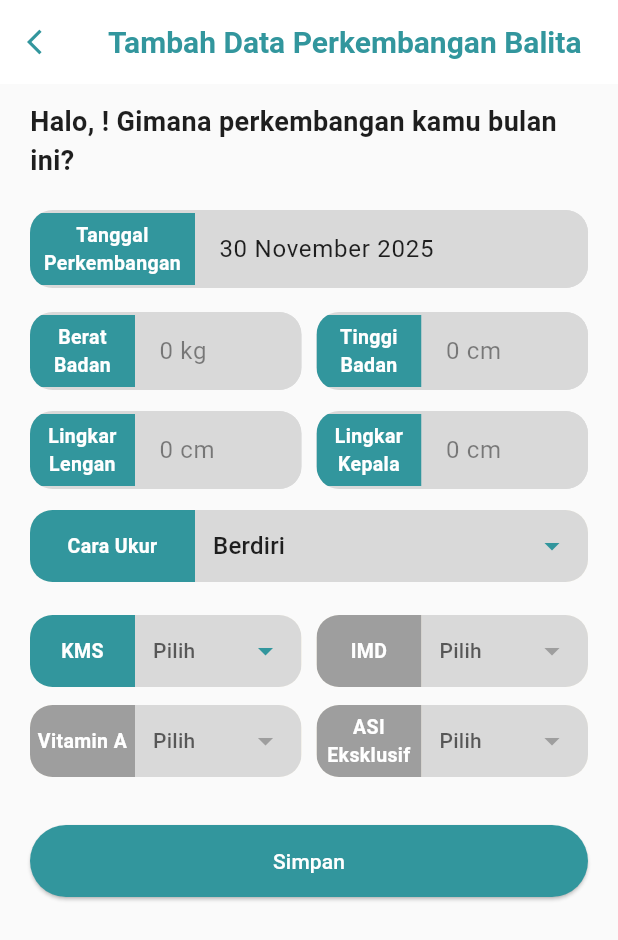
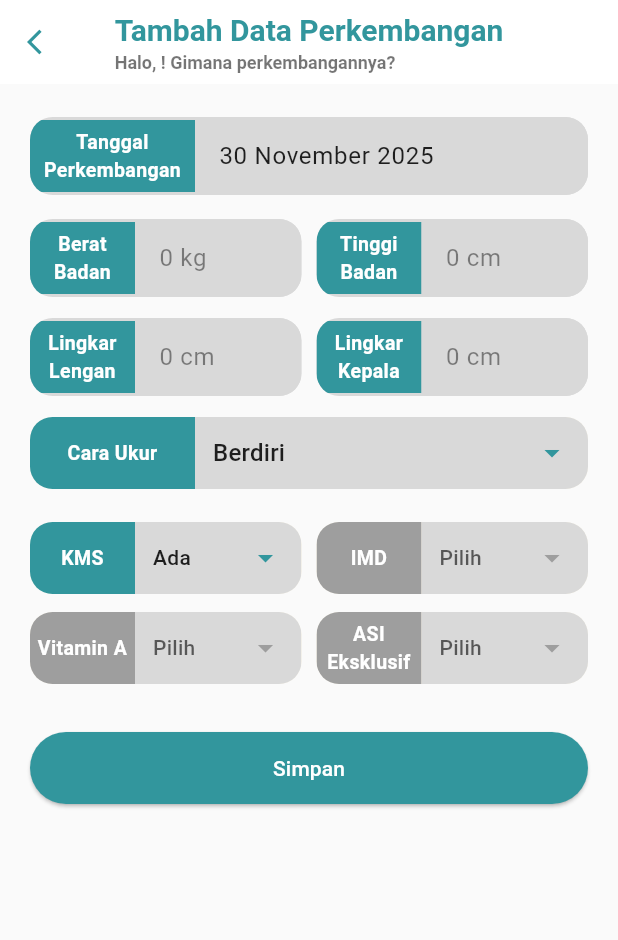
Before and after one commit to Defarrel/Posyandu_app, a Flutter app: the DetailBalitaScreen screen opened directly with empty values, scrolled down 479 dp, after a tap on "Input Data", on a phone screen of 412 x 824 dp. Shown: the top 940 px of the screen. Run offline on Flutter 3.47's test engine with Material 3 defaults, Android fonts, the phone set to English and light mode, and no system bars; our stand-ins replace camera, dartz, flutter_secure_storage, image_picker, lottie, pdf and 3 more; missing offline and left inert: syncfusion_flutter_pdf, syncfusion_flutter_xlsio; accounts and stored records are empty; network calls fail.

Commit message:
Mengubah logika untuk menghitung status gizi balita

```diff
--- a/lib/presentation/balita/detail_balita_screen.dart
+++ b/lib/presentation/balita/detail_balita_screen.dart
@@ -192,10 +192,13 @@ class _DetailBalitaScreenState extends State<DetailBalitaScreen> {
     );
   }
 
-  // --- PERBAIKAN DI SINI ---
   Future<void> _handleUpdatePerkembangan() async {
-    // Saya MENGHAPUS baris: if (_filteredPerkembangan == null) return;
-    // Sekarang fungsi ini bisa jalan meskipun _filteredPerkembangan null (mode tambah data)
+    DateTime tglLahir;
+    try {
+      tglLahir = DateTime.parse(_balitaData.tanggalLahir);
+    } catch (e) {
+      tglLahir = DateTime.now();
+    }
 
     final updated = await Navigator.push(
       context,
@@ -203,8 +206,9 @@ class _DetailBalitaScreenState extends State<DetailBalitaScreen> {
         builder: (_) => TambahPerkembanganBalita(
           nikBalita: _balitaData.nikBalita,
           namaBalita: _balitaData.namaBalita,
-          existingData:
-              _filteredPerkembangan, // Jika null, halaman Tambah akan otomatis jadi mode "Input Baru"
+          jenisKelamin: _balitaData.jenisKelamin,
+          tanggalLahir: tglLahir,
+          existingData: _filteredPerkembangan,
         ),
       ),
     );
@@ -959,6 +963,7 @@ class _DetailBalitaScreenState extends State<DetailBalitaScreen> {
           ),
           const Divider(height: 20),
           _infoRow("Cara Ukur", p.caraUkur),
+          _infoRow("KMS", p.kms),
           _infoRow("Vitamin A", p.vitaminA),
           _infoRow("ASI Eksklusif", p.asiEks),
           _infoRow("IMD", p.imd),
--- a/lib/presentation/balita/tambah_balita_screen.dart
+++ b/lib/presentation/balita/tambah_balita_screen.dart
@@ -210,6 +210,8 @@ class _TambahBalitaScreenState extends State<TambahBalitaScreen> {
             builder: (_) => TambahPerkembanganBalita(
               nikBalita: balita.nikBalita,
               namaBalita: balita.namaBalita,
+              jenisKelamin: balita.jenisKelamin,
+              tanggalLahir: DateTime.parse(balita.tanggalLahir),
             ),
           ),
         );
--- a/lib/presentation/perkembanganBalita/cari_perkembangan_balita_screen.dart
+++ b/lib/presentation/perkembanganBalita/cari_perkembangan_balita_screen.dart
@@ -518,6 +518,10 @@ class _CariPerkembanganBalitaScreenState
                               builder: (_) => TambahPerkembanganBalita(
                                 nikBalita: balita.nikBalita,
                                 namaBalita: balita.namaBalita,
+                                jenisKelamin: balita.jenisKelamin,
+                                tanggalLahir: DateTime.parse(
+                                  balita.tanggalLahir,
+                                ),
                               ),
                             ),
                           );
@@ -618,6 +622,8 @@ class _CariPerkembanganBalitaScreenState
                             builder: (_) => TambahPerkembanganBalita(
                               nikBalita: balita.nikBalita,
                               namaBalita: balita.namaBalita,
+                              jenisKelamin: balita.jenisKelamin,
+                              tanggalLahir: DateTime.parse(balita.tanggalLahir),
                             ),
                           ),
                         );
--- a/lib/presentation/perkembanganBalita/tambah_perkembangan_balita.dart
+++ b/lib/presentation/perkembanganBalita/tambah_perkembangan_balita.dart
@@ -12,12 +12,16 @@ import 'package:posyandu_app/data/repository/perkembangan_balita_repository.dart
 class TambahPerkembanganBalita extends StatefulWidget {
   final String nikBalita;
   final String namaBalita;
+  final String jenisKelamin;
+  final DateTime tanggalLahir;
   final PerkembanganBalitaResponseModel? existingData;
 
   const TambahPerkembanganBalita({
     super.key,
     required this.nikBalita,
     required this.namaBalita,
+    required this.jenisKelamin,
+    required this.tanggalLahir,
     this.existingData,
   });
 
@@ -34,10 +38,13 @@ class _TambahPerkembanganBalitaState extends State<TambahPerkembanganBalita> {
 
   DateTime _selectedDate = DateTime.now();
   String? _caraUkur = "Berdiri";
-  String? _kms;
+  String? _kms = "Ada";
   String? _imd;
   String? _vitaminA;
   String? _asiEks;
+
+  bool _isLoading = false;
+  final _repo = PerkembanganBalitaRepository();
 
   bool _formBerubah() {
     return _beratController.text.isNotEmpty ||
@@ -45,14 +52,11 @@ class _TambahPerkembanganBalitaState extends State<TambahPerkembanganBalita> {
         _lingkarLenganController.text.isNotEmpty ||
         _lingkarKepalaController.text.isNotEmpty ||
         (_caraUkur != "Berdiri") ||
-        (_kms != null) ||
+        (_kms != "Ada") ||
         (_imd != null) ||
         (_asiEks != null) ||
         (_vitaminA != null);
   }
-
-  bool _isLoading = false;
-  final _repo = PerkembanganBalitaRepository();
 
   bool get isSpecialMonth {
     final month = _selectedDate.month;
@@ -70,21 +74,32 @@ class _TambahPerkembanganBalitaState extends State<TambahPerkembanganBalita> {
       _lingkarLenganController.text = d.lingkarLengan?.toString() ?? "";
       _lingkarKepalaController.text = d.lingkarKepala?.toString() ?? "";
       _caraUkur = d.caraUkur ?? "Berdiri";
+
+      if (d.kms != null && (d.kms == "Ada" || d.kms == "Tidak")) {
         _kms = d.kms;
+      } else {
+        _kms = "Ada";
+      }
+
       _imd = d.imd;
       _vitaminA = d.vitaminA;
       _asiEks = d.asiEks;
       _selectedDate =
           DateTime.tryParse(d.tanggalPerubahan ?? "") ?? DateTime.now();
     }
+  }
 
-    _beratController.addListener(_hitungKMS);
-    _tinggiController.addListener(_hitungKMS);
+  @override
+  void dispose() {
+    _beratController.dispose();
+    _tinggiController.dispose();
+    _lingkarLenganController.dispose();
+    _lingkarKepalaController.dispose();
+    super.dispose();
   }
 
   Future<bool> _konfirmasiKeluar() async {
     if (!_formBerubah()) return true;
-
     final keluar = await showDialog<bool>(
       context: context,
       builder: (context) => AlertDialog(
@@ -105,40 +120,7 @@ class _TambahPerkembanganBalitaState extends State<TambahPerkembanganBalita> {
         ],
       ),
     );
-
     return keluar ?? false;
-  }
-
-  @override
-  void dispose() {
-    _beratController.removeListener(_hitungKMS);
-    _tinggiController.removeListener(_hitungKMS);
-    _beratController.dispose();
-    _tinggiController.dispose();
-    _lingkarLenganController.dispose();
-    _lingkarKepalaController.dispose();
-    super.dispose();
-  }
-
-  void _hitungKMS() {
-    final berat = double.tryParse(_beratController.text) ?? 0.0;
-    final tinggi = double.tryParse(_tinggiController.text) ?? 0.0;
-
-    if (berat > 0 && tinggi > 0) {
-      final tinggiMeter = tinggi / 100;
-      final imt = berat / (tinggiMeter * tinggiMeter);
-
-      String hasilKMS;
-      if (imt < 13.0) {
-        hasilKMS = "Merah";
-      } else if (imt <= 17.0) {
-        hasilKMS = "Hijau";
-      } else {
-        hasilKMS = "Kuning";
-      }
-
-      setState(() => _kms = hasilKMS);
-    }
   }
 
   String _bulanIndo(int month) {
@@ -175,7 +157,6 @@ class _TambahPerkembanganBalitaState extends State<TambahPerkembanganBalita> {
     }
 
     final now = DateTime.now();
-
     if (_selectedDate.year > now.year ||
         (_selectedDate.year == now.year && _selectedDate.month > now.month)) {
       ScaffoldMessenger.of(context).showSnackBar(
@@ -203,7 +184,7 @@ class _TambahPerkembanganBalitaState extends State<TambahPerkembanganBalita> {
         beratBadan: double.tryParse(_beratController.text) ?? 0.0,
         caraUkur: _caraUkur ?? "-",
         vitaminA: _vitaminA ?? "-",
-        kms: _kms ?? "-",
+        kms: _kms ?? "Tidak",
         imd: _imd ?? "-",
         asiEks: _asiEks ?? "-",
         tanggalPerubahan: tanggalPerubahan,
@@ -267,9 +248,7 @@ class _TambahPerkembanganBalitaState extends State<TambahPerkembanganBalita> {
     final isUpdate = widget.existingData != null;
 
     return WillPopScope(
-      onWillPop: () async {
-        return await _konfirmasiKeluar();
-      },
+      onWillPop: () async => await _konfirmasiKeluar(),
       child: Scaffold(
         backgroundColor: Colors.grey[50],
         appBar: AppBar(
@@ -282,31 +261,33 @@ class _TambahPerkembanganBalitaState extends State<TambahPerkembanganBalita> {
               size: 20,
             ),
             onPressed: () async {
-              if (await _konfirmasiKeluar()) {
-                Navigator.pop(context);
-              }
+              if (await _konfirmasiKeluar()) Navigator.pop(context);
             },
           ),
-          title: Text(
+          title: Column(
+            crossAxisAlignment: CrossAxisAlignment.start,
+            children: [
+              Text(
                 isUpdate
                     ? "Perbarui Data Perkembangan"
-                : "Tambah Data Perkembangan Balita",
+                    : "Tambah Data Perkembangan",
                 style: const TextStyle(
                   color: AppColors.primary,
                   fontWeight: FontWeight.bold,
                   fontSize: 20,
                 ),
               ),
-          // subtitle: Text(
-          //   isUpdate
-          //       ? "Perbarui data perkembangan ${widget.namaBalita}"
-          //       : "Halo, ${widget.namaBalita}! Gimana perkembangan kamu bulan ini?",
-          //   style: const TextStyle(
-          //     fontSize: 14,
-          //     fontWeight: FontWeight.w500,
-          //     color: AppColors.textSecondary,
-          //   ),
-          // ),
+              const SizedBox(height: 2),
+              Text(
+                isUpdate
+                    ? "Perbarui data ${widget.namaBalita}"
+                    : "Halo, ${widget.namaBalita}! Gimana perkembangannya?",
+                style: const TextStyle(color: Colors.black54, fontSize: 12),
+                maxLines: 1,
+                overflow: TextOverflow.ellipsis,
+              ),
+            ],
+          ),
           centerTitle: true,
         ),
         body: SingleChildScrollView(
@@ -315,29 +296,20 @@ class _TambahPerkembanganBalitaState extends State<TambahPerkembanganBalita> {
           child: Column(
             crossAxisAlignment: CrossAxisAlignment.start,
             children: [
-              Text(
-                isUpdate
-                    ? "Perbarui data perkembangan ${widget.namaBalita}"
-                    : "Halo, ${widget.namaBalita}! Gimana perkembangan kamu bulan ini?",
-                style: const TextStyle(
-                  fontSize: 18,
-                  fontWeight: FontWeight.bold,
-                  color: AppColors.textPrimary,
-                ),
-              ),
-              const SizedBox(height: 20),
-
+              const SizedBox(height: 10),
               GestureDetector(
                 onTap: () async {
                   final picked = await showDatePicker(
                     context: context,
                     initialDate: _selectedDate,
-                    firstDate: DateTime(2020),
+                    firstDate: widget.tanggalLahir,
                     lastDate: DateTime(2100),
                     locale: const Locale('id', 'ID'),
                   );
                   if (picked != null) {
-                    setState(() => _selectedDate = picked);
+                    setState(() {
+                      _selectedDate = picked;
+                    });
                   }
                 },
                 child: AbsorbPointer(
@@ -351,7 +323,6 @@ class _TambahPerkembanganBalitaState extends State<TambahPerkembanganBalita> {
                   ),
                 ),
               ),
-
               const SizedBox(height: 12),
               Row(
                 children: [
@@ -374,7 +345,6 @@ class _TambahPerkembanganBalitaState extends State<TambahPerkembanganBalita> {
                   ),
                 ],
               ),
-
               const SizedBox(height: 10),
               Row(
                 children: [
@@ -397,7 +367,6 @@ class _TambahPerkembanganBalitaState extends State<TambahPerkembanganBalita> {
                   ),
                 ],
               ),
-
               const SizedBox(height: 10),
               CustomDropdownField(
                 label: "Cara Ukur",
@@ -412,7 +381,7 @@ class _TambahPerkembanganBalitaState extends State<TambahPerkembanganBalita> {
                     child: CustomDropdownField2(
                       label: "KMS",
                       value: _kms,
-                      items: const ["Merah", "Hijau", "Kuning"],
+                      items: const ["Ada", "Tidak"],
                       onChanged: (val) => setState(() => _kms = val),
                     ),
                   ),
@@ -460,7 +429,6 @@ class _TambahPerkembanganBalitaState extends State<TambahPerkembanganBalita> {
                   ),
                 ],
               ),
-
               const SizedBox(height: 20),
               SizedBox(
                 width: double.infinity,
--- a/lib/services/laporan_bulanan.dart
+++ b/lib/services/laporan_bulanan.dart
@@ -481,7 +481,7 @@ class LaporanPosyandu {
           tgl = d.tanggalLahir;
         }
 
-        final kms = (d.kms.trim().isNotEmpty) ? "Ada" : "-";
+        final kms = (d.kms != null && d.kms.trim().isNotEmpty) ? d.kms : "-";
 
         row.cells[0].value = (i + 1).toString();
         row.cells[1].value = d.anakKe;
```
Also changed, not shown: lib/presentation/balita/grafik_bulanan_screen.dart (+38 -12 lines), lib/presentation/home/home_screen.dart (+79 -28 lines). Lines whose indentation alone changed are shown as unchanged.
